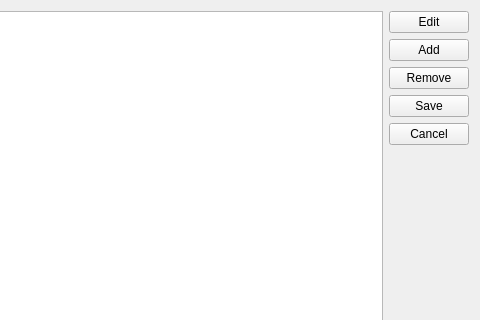
The window that AddressBookClient/AddressBookClient/src/addressbookclientwidget.ui (Shumenkov/AddressBook) describes before a commit, drawn with Qt 5; both pictures show x 320 to 800 and y 0 to 320 of the 800 by 600 pixel window.
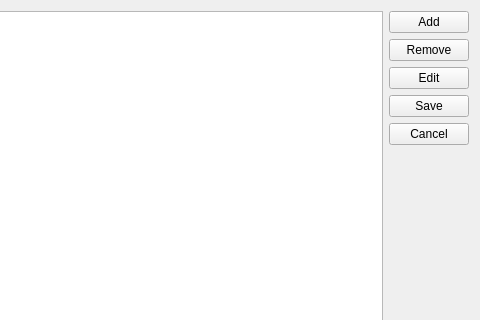
The same window after the commit.

```diff
--- a/AddressBookClient/AddressBookClient/src/addressbookclientwidget.ui
+++ b/AddressBookClient/AddressBookClient/src/addressbookclientwidget.ui
@@ -29,13 +29,6 @@
      <property name="rightMargin">
       <number>0</number>
      </property>
-     <item>
-      <widget class="QPushButton" name="pushButtonEdit">
-       <property name="text">
-        <string>Edit</string>
-       </property>
-      </widget>
-     </item>
      <item>
       <widget class="QPushButton" name="pushButtonAddLine">
        <property name="text">
@@ -50,6 +43,13 @@
        </property>
       </widget>
      </item>
+     <item>
+      <widget class="QPushButton" name="pushButtonEdit">
+       <property name="text">
+        <string>Edit</string>
+       </property>
+      </widget>
+     </item>
      <item>
       <widget class="QPushButton" name="pushButtonSave">
        <property name="text">
```
Left out of the diff: 3 changed lines with no effect on the pictures.
